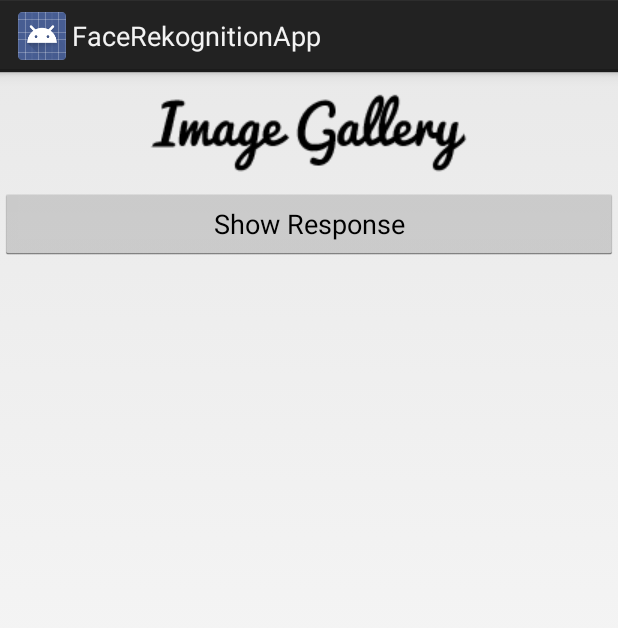
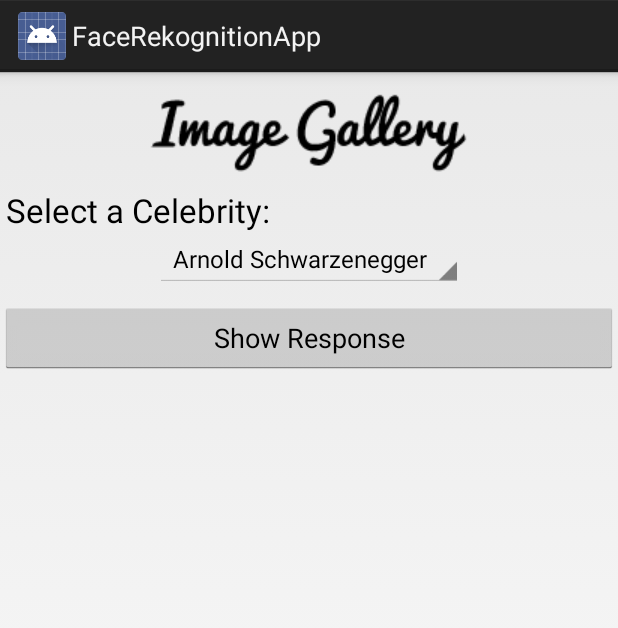
Before and after one commit to RyanFin/RekognitionApp, an Android app: the layout activity_image_gallery.xml on its own in the app's theme, with its tools: preview values and no code run, on a phone screen of 412 x 824 dp. Shown: the top 628 px of the screen. Run offline under Robolectric (Android 15) with nearby library versions, the light colour scheme and no system bars.

Commit message:
Select Celebrity from Spinner

```diff
--- a/app/src/main/java/io/github/ryanfin/facerekognitionapp/ImageGalleryActivity.java
+++ b/app/src/main/java/io/github/ryanfin/facerekognitionapp/ImageGalleryActivity.java
@@ -14,6 +14,7 @@ import android.support.v7.widget.RecyclerView;
 import android.util.Log;
 import android.view.View;
 import android.widget.ImageView;
+import android.widget.Spinner;
 import android.widget.Switch;
 
 import com.amazonaws.auth.CognitoCachingCredentialsProvider;
@@ -38,6 +39,8 @@ public class ImageGalleryActivity extends Activity {
     Image celebImage;
     static AmazonRekognition client = null;
     ImageModel[] imageModelArray = ImageModel.getSpacePhotos();
+    public int celebPicIndex = 0; //Arnold at the start
+    Spinner celebSpinner;
 
     @Override
     protected void onCreate(Bundle savedInstanceState) {
@@ -71,6 +74,8 @@ public class ImageGalleryActivity extends Activity {
         res = getResources();
         celebPic = res.getDrawable(R.drawable.arnold_schwarzenegger);
 
+        celebSpinner = (Spinner) findViewById(R.id.celeb_spinner);
+
     }
 
     class CredRetriever extends AsyncTask<Void, Void, Void> {
@@ -88,7 +93,10 @@ public class ImageGalleryActivity extends Activity {
     }
 
     public void onCelebResponseButtonClick(View view){
+        celebPicIndex = celebSpinner.getSelectedItemPosition();
+        Log.d("CELEBTHREAD", "onCelebResponseButtonClick: " + celebPicIndex);
         new celebThread().execute();
+
     }
 
     class celebThread extends AsyncTask<Void,Void,Void>{
@@ -104,8 +112,10 @@ public class ImageGalleryActivity extends Activity {
         @Override
         protected Void doInBackground(Void... in) {
 
-            celebPic = getResources().getDrawable(imageModelArray[0].getmDrawable());
-            Log.d("CELEBTHREAD", "Local face thread running...");
+            celebPic = getResources().getDrawable(imageModelArray[celebPicIndex].getmDrawable());
+//            String[] celebArray = getResources().getStringArray(R.array.celeb_array);
+            Log.d("CELEBTHREAD", "celebThread thread running...");
+//            Log.d("CELEBTHREAD", "doInBackground: " + celebArray[1]);
             Bitmap bitmap = ((BitmapDrawable)celebPic).getBitmap();
             ByteArrayOutputStream stream = new ByteArrayOutputStream();
             bitmap.compress(Bitmap.CompressFormat.JPEG,100,stream);
@@ -134,12 +144,6 @@ public class ImageGalleryActivity extends Activity {
 
 //    public void imageSelected(int pos){
 //        Log.d("IMAGESELECTED", "imageSelected: " + String.valueOf(pos));
-//        switch (pos){
-//            case 0:
-//                Log.d("IMAGESELECTED", "imageSelected: Running arnold thread" );
-//                new arnoldThread().execute();
-//                break;
-//        }
 //    }
 
 //    public void onGalleryButtonClick(View v) {
--- a/app/src/main/java/io/github/ryanfin/facerekognitionapp/IntroSliderActivity.java
+++ b/app/src/main/java/io/github/ryanfin/facerekognitionapp/IntroSliderActivity.java
@@ -25,8 +25,6 @@ public class IntroSliderActivity extends Activity {
     private TextView[] dots;
     private int[] layouts;
     private Button btnSkip, btnNext;
-
-
 
     @Override
     protected void onCreate(Bundle savedInstanceState) {
@@ -57,8 +55,6 @@ public class IntroSliderActivity extends Activity {
         viewPagerAdapter = new ViewPagerAdapter();
         viewPager.setAdapter(viewPagerAdapter);
         viewPager.addOnPageChangeListener(viewPagerPageChangeListener);
-
-
 
     }
 
--- a/app/src/main/java/io/github/ryanfin/facerekognitionapp/MainActivity.java
+++ b/app/src/main/java/io/github/ryanfin/facerekognitionapp/MainActivity.java
@@ -47,7 +47,6 @@ public class MainActivity extends Activity {
     Image searchImage;
     Button showResponseButton;
     public static SQLiteDatabase db;
-
 
     @Override
     protected void onCreate(Bundle savedInstanceState) {
--- a/app/src/main/java/io/github/ryanfin/facerekognitionapp/ResponsePopUp.java
+++ b/app/src/main/java/io/github/ryanfin/facerekognitionapp/ResponsePopUp.java
@@ -9,7 +9,6 @@ import android.widget.TextView;
 public class ResponsePopUp extends Activity {
 
     public static TextView responseText;
-
 
     @Override
     protected void onCreate(Bundle savedInstanceState) {
--- a/app/src/main/java/io/github/ryanfin/facerekognitionapp/SplashScreen.java
+++ b/app/src/main/java/io/github/ryanfin/facerekognitionapp/SplashScreen.java
@@ -25,7 +25,6 @@ public class SplashScreen extends Activity {
 
                 } catch (InterruptedException e){
                     e.printStackTrace();
-
                 }
 
             }
--- a/app/src/main/res/layout/activity_image_gallery.xml
+++ b/app/src/main/res/layout/activity_image_gallery.xml
@@ -40,8 +40,24 @@
         android:layout_height="match_parent"
         android:scrollbars="vertical"/>
 
+        <TextView
+            android:layout_width="match_parent"
+            android:layout_height="wrap_content"
+            android:layout_marginTop="10dp"
+            android:layout_marginLeft="4dp"
+            android:text="Select a Celebrity:"
+            android:textAppearance="@style/TextAppearance.AppCompat.Large"/>
+
+        <Spinner
+            android:id="@+id/celeb_spinner"
+            android:layout_width="wrap_content"
+            android:layout_height="wrap_content"
+            android:layout_gravity="center"
+            android:entries="@array/celeb_array"
+            ></Spinner>
+
         <Button
-            android:id="@+id/arnoldbtn"
+            android:id="@+id/celeb_btn"
             android:layout_width="match_parent"
             android:layout_height="wrap_content"
             android:onClick="onCelebResponseButtonClick"
@@ -49,12 +65,10 @@
             android:text="Show Response" />
 
         <TextView
-            android:id="@+id/arnoldtxt"
+            android:id="@+id/celeb_output_txt"
             android:layout_width="match_parent"
             android:layout_height="wrap_content" />
 
     </LinearLayout>
 
-
-
 </ScrollView>
--- a/app/src/main/res/values/strings.xml
+++ b/app/src/main/res/values/strings.xml
@@ -6,6 +6,14 @@
         <item>Image Gallery</item>
     </string-array>
 
+    <string-array name="celeb_array">
+        <item>Arnold Schwarzenegger</item>
+        <item>Leornardo Dicaprio</item>
+        <item>Barack Obama</item>
+        <item>Brad Pitt</item>
+        <item>Beyonce</item>
+        <item>Will Smith</item>
+    </string-array>
     <!-- TODO: Remove or change this placeholder text -->
     <string name="hello_blank_fragment">Hello blank fragment</string>
 
```
